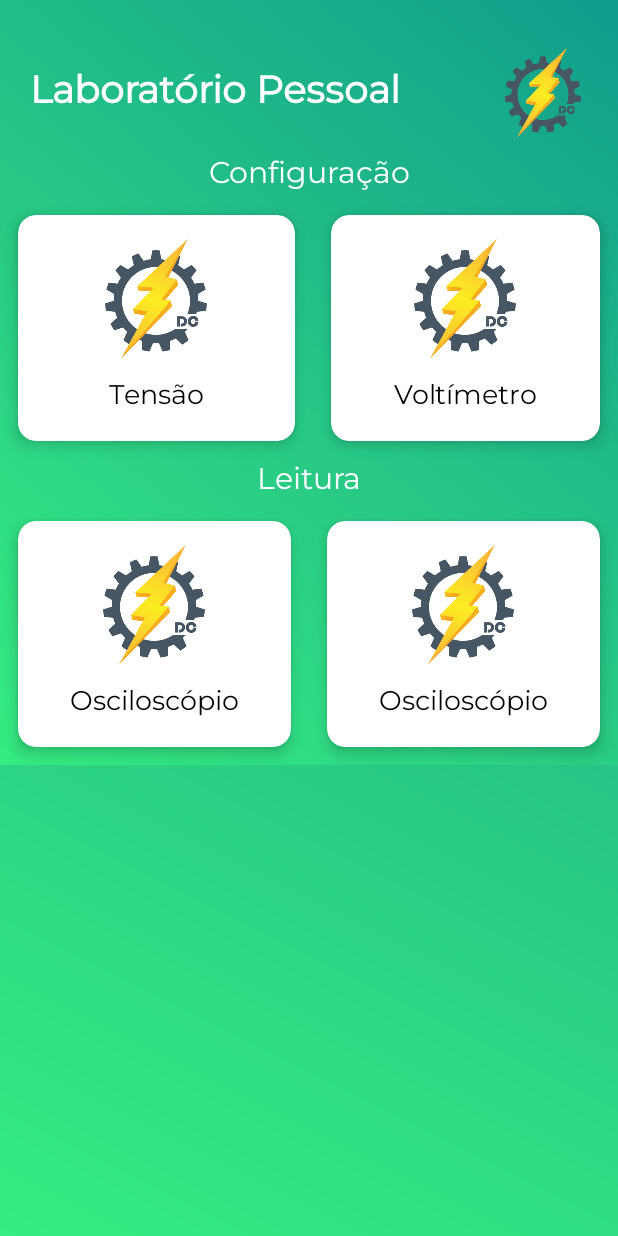
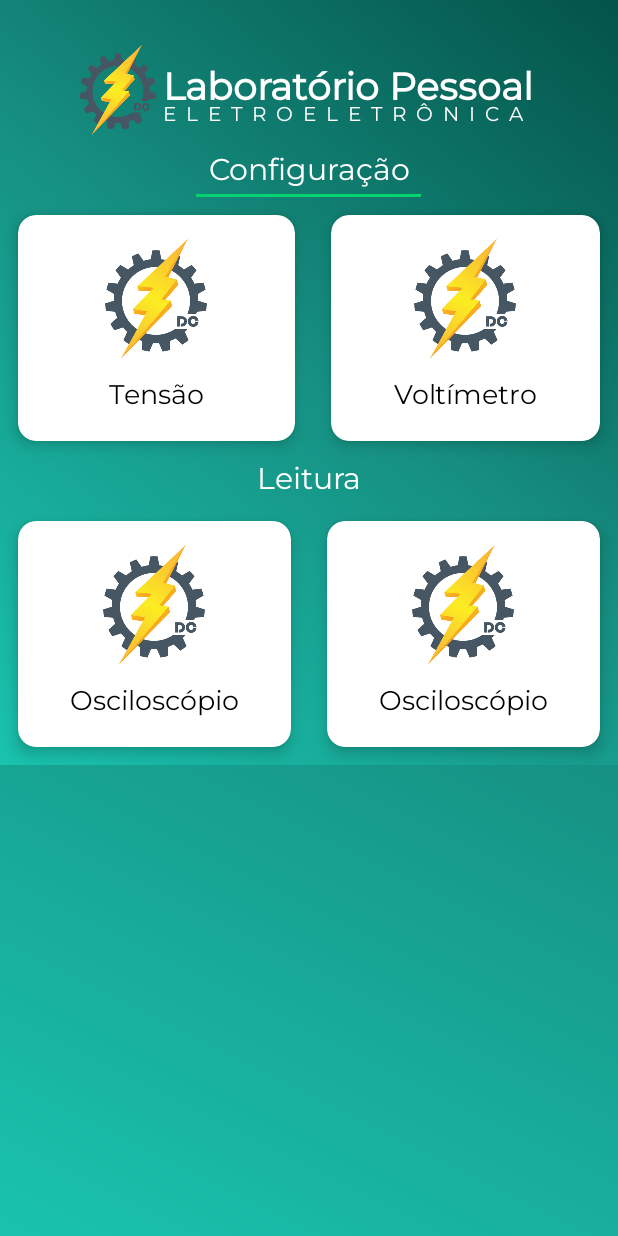
Before and after one commit to JeanSilvaCWB/AppLaboratorioPessoal, an Android app: the fragment MenuFragment placed in its activity, on a phone screen of 412 x 824 dp. Run offline under Robolectric (Android 15) with nearby library versions, the phone set to English and light mode, and no system bars; 1 statement that could not run was skipped.

Commit message:
Atualização de layout.

```diff
--- a/app/src/main/res/drawable/gradiente.xml
+++ b/app/src/main/res/drawable/gradiente.xml
@@ -3,9 +3,9 @@
 
     <gradient
         android:angle="45"
-        android:centerColor="#26C586"
-        android:endColor="#109D8D"
-        android:startColor="#36ED81"
+        android:centerColor="#169183"
+        android:endColor="#035349"
+        android:startColor="#19C3AE"
         android:type="linear"/>
 
 </shape>
--- a/app/src/main/res/layout/fragment_menu.xml
+++ b/app/src/main/res/layout/fragment_menu.xml
@@ -20,25 +20,42 @@
             android:layout_width="wrap_content"
             android:layout_height="match_parent"
             android:layout_marginRight="20dp"
-            android:layout_marginLeft="20dp"
-            android:layout_marginTop="32dp">
+            android:layout_marginLeft="16dp"
+            android:layout_marginTop="30dp"
+            android:layout_gravity="center">
 
             <TextView
                 android:layout_width="wrap_content"
                 android:layout_height="wrap_content"
                 android:fontFamily="@font/montserrat"
                 android:text="Laboratório Pessoal"
+                android:id="@+id/textoNomeApp"
                 android:layout_centerVertical="true"
                 android:textColor="#FFFFFF"
                 android:textSize="25sp"
-                android:textStyle="bold">
+                android:textStyle="bold"
+                android:layout_toRightOf="@+id/imagemApp">
 
             </TextView>
+
+            <TextView
+                android:layout_width="wrap_content"
+                android:layout_height="wrap_content"
+                android:layout_below="@+id/textoNomeApp"
+                android:fontFamily="@font/montserrat"
+                android:text="E  L  E  T  R  O  E  L  E  T  R  Ô  N  I  C  A"
+                android:textColor="#FFFFFF"
+                android:textSize="13.1sp"
+                android:layout_toRightOf="@+id/imagemApp">
+
+            </TextView>
+
 
             <ImageView
                 android:layout_width="60dp"
                 android:layout_height="60dp"
-                android:layout_alignParentRight="true"
+                android:layout_alignParentLeft="true"
+                android:id="@+id/imagemApp"
                 android:src="@drawable/configurafontealimentacao"/>
 
         </RelativeLayout>
@@ -55,10 +72,19 @@
                 android:layout_height="match_parent"
                 android:fontFamily="@font/montserrat"
                 android:text="Configuração"
+                android:id="@+id/textoConfiguracao"
                 android:textColor="#FFFFFF"
                 android:textSize="20sp"
                 android:gravity="center">
+
             </TextView>
+
+            <View
+                android:layout_width="150dp"
+                android:layout_height="2dp"
+                android:background="#05D36F"
+                android:layout_below="@+id/textoConfiguracao"
+                android:layout_centerHorizontal="true"/>
 
         </RelativeLayout>
 
```
